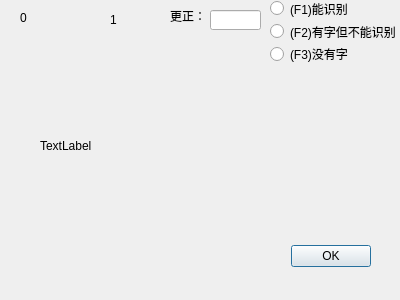
This is fixdataviewer/dialog.ui in yuantailing/imageviewer as Qt 5 draws it before an edit. The edited form follows.
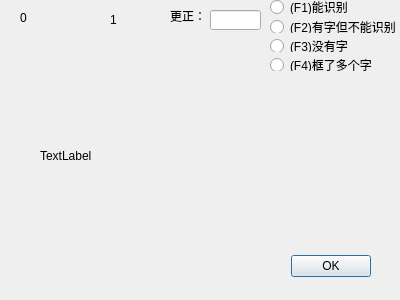
This is the edited form.

The edit to the form file:
```diff
--- a/fixdataviewer/dialog.ui
+++ b/fixdataviewer/dialog.ui
@@ -20,7 +20,7 @@
    <property name="geometry">
     <rect>
      <x>30</x>
-     <y>240</y>
+     <y>250</y>
      <width>341</width>
      <height>32</height>
     </rect>
@@ -59,7 +59,7 @@
    <property name="geometry">
     <rect>
      <x>40</x>
-     <y>60</y>
+     <y>70</y>
      <width>321</width>
      <height>171</height>
     </rect>
@@ -94,13 +94,13 @@
     <string>更正：</string>
    </property>
   </widget>
-  <widget class="QWidget" name="">
+  <widget class="QWidget" name="layoutWidget">
    <property name="geometry">
     <rect>
      <x>270</x>
      <y>0</y>
      <width>133</width>
-     <height>62</height>
+     <height>71</height>
     </rect>
    </property>
    <layout class="QVBoxLayout" name="verticalLayout">
@@ -125,6 +125,13 @@
       </property>
      </widget>
     </item>
+    <item>
+     <widget class="QRadioButton" name="clearFlagButton_3">
+      <property name="text">
+       <string>(F4)框了多个字</string>
+      </property>
+     </widget>
+    </item>
    </layout>
   </widget>
  </widget>
```
